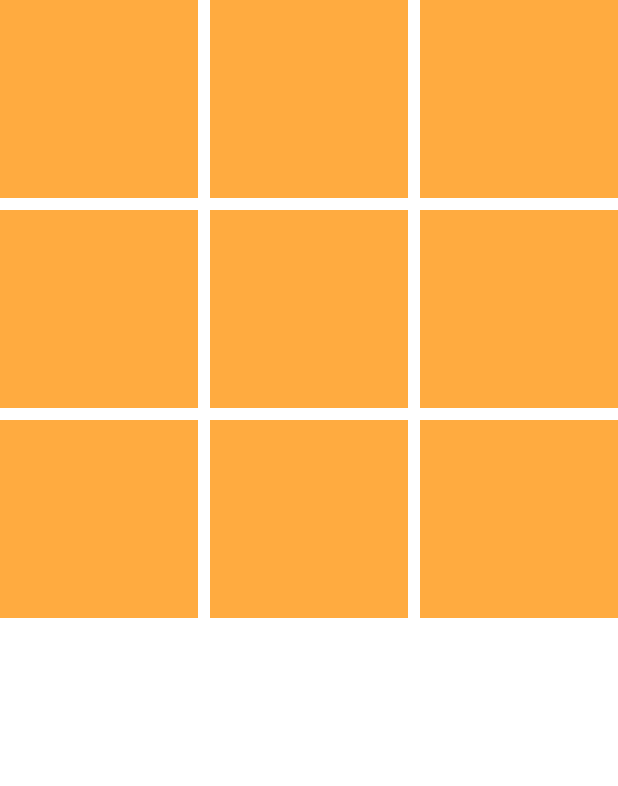
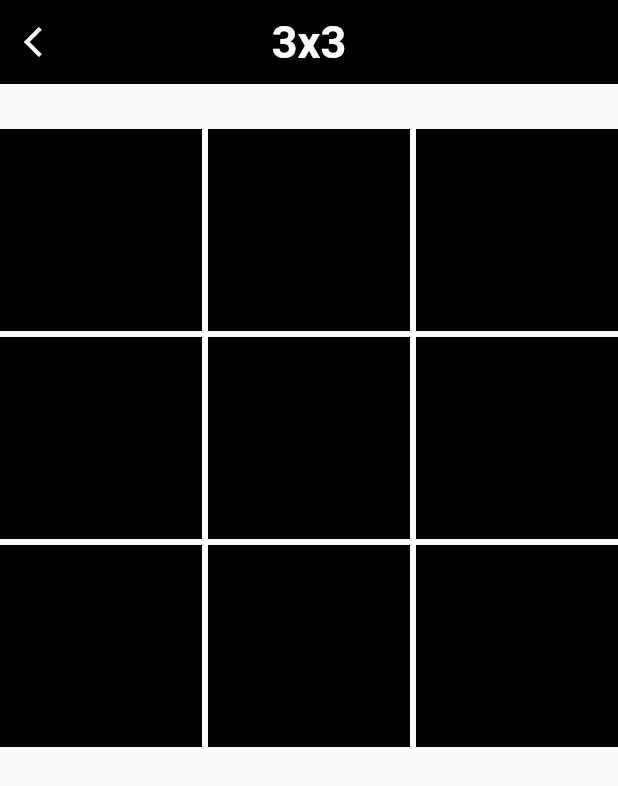
Before and after one commit to AbdulIslam001/Tic-Tac-Toe, a Flutter app: the SelectGameMode screen opened directly, after a tap on "Play", on a phone screen of 412 x 824 dp. Shown: the top 786 px of the screen. Run offline on Flutter 3.47's test engine with Material 2 defaults, Android fonts, the phone set to English and light mode, and no system bars; our stand-ins replace animated_splash_screen, carousel_slider, page_transition.

Commit message:
no message

```diff
--- a/lib/gameScreen/Board.dart
+++ b/lib/gameScreen/Board.dart
@@ -1,47 +1,97 @@
 import 'package:flutter/material.dart';
+import 'package:tic_tac_toe_game/gameScreen/SelectGameMode.dart';
 
-class Board extends StatefulWidget {
-  final int itemcount;
-  const Board({required Key key,required this.itemcount}):super(key: key);
+class BoardBoxes extends StatefulWidget {
+ final String itemcount,crossaxiscount,title;
+  const BoardBoxes({Key? key,required this.crossaxiscount,required this.itemcount,required this.title}):super(key: key);
   @override
-  _BoardState createState() => _BoardState();
+  _BoardBoxesState createState() => _BoardBoxesState();
 }
+class _BoardBoxesState extends State<BoardBoxes> {
+  late final List<List<String>> _board;
+  int tap=0;
+  @override
+  void initState() {
+    // TODO: implement initState
+    super.initState();
+    _board=List.generate(int.parse(widget.crossaxiscount), (index) => List.filled(int.parse(widget.crossaxiscount),''));
 
-class _BoardState extends State<Board> {
-  final List<List<String>> _board = List.generate(3, (_) => List.filled(3, ''));
-
+  }
   @override
   Widget build(BuildContext context) {
-    return GridView.builder(
+    return Scaffold(
+      appBar:AppBar(
+        leading:IconButton(onPressed: (){
+          showDialog(context: context, builder: (BuildContext context){
+            return AlertDialog(
+              backgroundColor: Colors.white,
+              title:const Text("Are you sure you want to exit game?"),
+              actions: <Widget>[
+                TextButton(onPressed: (){
+                  Navigator.push(context, MaterialPageRoute(builder: (BuildContext context){
+                    return const SelectGameMode();
+                  }));
+                }, child:const Text("yes",style: TextStyle(color: Colors.black,fontWeight: FontWeight.bold,fontSize: 20),)),
+              ],
+            );
+          });
+        }, icon:const Icon(Icons.arrow_back_ios,color: Colors.white,)),
+        centerTitle: true,
+        automaticallyImplyLeading: false,
+        title:
+        Text(widget.title, style: const TextStyle(color: Colors.white,fontWeight: FontWeight.bold,fontSize: 30)),elevation: 0,
+        backgroundColor: Colors.black,
+      ) ,
+      body: Column(
+        children: [
+          const SizedBox(
+            height: 30,
+          ),
+          GridView.builder(
             shrinkWrap: true,
             physics: const NeverScrollableScrollPhysics(),
-      gridDelegate: const SliverGridDelegateWithFixedCrossAxisCount(
-        crossAxisCount: 3,
-        crossAxisSpacing: 8.0,
-        mainAxisSpacing: 8.0,
+            gridDelegate: SliverGridDelegateWithFixedCrossAxisCount(
+              crossAxisCount: int.parse(widget.crossaxiscount),
+              crossAxisSpacing: 4.0,
+              mainAxisSpacing: 4.0,
             ),
-      itemCount: 9,
+            itemCount:int.parse(widget.crossaxiscount)*int.parse(widget.crossaxiscount) ,
+            //int.parse(widget.IC)
             itemBuilder: (BuildContext context, int index) {
-        int row = index ~/ 3;
-        int col = index % 3;
+              int row = index ~/ int.parse(widget.crossaxiscount);
+              int col = index % int.parse(widget.crossaxiscount);
               return GestureDetector(
                 onTap: () => _handleTap(row, col),
                 child: Container(
-            color: Colors.orangeAccent,
+                  color: Colors.black,
                   child: Center(
-              child: Text(_board[row][col]),
+                    child: Text(_board[row][col],style:const TextStyle(fontSize: 35,color: Colors.white)),
                   ),
                 ),
               );
             },
+          ),
+        ],
+      ),
     );
   }
 
   void _handleTap(int row, int col) {
+    tap++;
+    if(tap%2==0){
       if (_board[row][col] == '') {
         setState(() {
           _board[row][col] = 'X';
         });
       }
+    }else{
+      if (_board[row][col] == '') {
+        setState(() {
+          _board[row][col] = 'O';
+        });
       }
     }
+  }
+}
+
+//  const Board({required Key key,required this.itemcount,required}):super(key: key);
--- a/lib/gameScreen/Borad3x3.dart
+++ /dev/null
@@ -1,45 +0,0 @@
-import 'package:flutter/material.dart';
-
-class TicTacToeBoard extends StatefulWidget {
-  @override
-  _TicTacToeBoardState createState() => _TicTacToeBoardState();
-}
-
-class _TicTacToeBoardState extends State<TicTacToeBoard> {
-  final List<List<String>> _board = List.generate(3, (_) => List.filled(3, ''));
-
-  @override
-  Widget build(BuildContext context) {
-    return GridView.builder(
-      shrinkWrap: true,
-      physics: const NeverScrollableScrollPhysics(),
-      gridDelegate: const SliverGridDelegateWithFixedCrossAxisCount(
-        crossAxisCount: 3,
-        crossAxisSpacing: 8.0,
-        mainAxisSpacing: 8.0,
-      ),
-      itemCount: 9,
-      itemBuilder: (BuildContext context, int index) {
-        int row = index ~/ 3;
-        int col = index % 3;
-        return GestureDetector(
-          onTap: () => _handleTap(row, col),
-          child: Container(
-            color: Colors.orangeAccent,
-            child: Center(
-              child: Text(_board[row][col]),
-            ),
-          ),
-        );
-      },
-    );
-  }
-
-  void _handleTap(int row, int col) {
-    if (_board[row][col] == '') {
-      setState(() {
-        _board[row][col] = 'X';
-      });
-    }
-  }
-}
--- a/lib/gameScreen/SelectGameMode.dart
+++ b/lib/gameScreen/SelectGameMode.dart
@@ -1,9 +1,8 @@
 import 'package:carousel_slider/carousel_slider.dart';
 import 'package:flutter/material.dart';
 import 'package:tic_tac_toe_game/imagesString.dart';
-
-import 'Board6x6.dart';
-import 'Borad3x3.dart';
+import 'Board.dart';
+import 'gameEnterenceScreen.dart';
 
 
 class SelectGameMode extends StatefulWidget {
@@ -14,7 +13,7 @@ class SelectGameMode extends StatefulWidget {
 
 class _SelectGameModeState extends State<SelectGameMode> {
 
-  List<String> listitems = ["3x3", "6x6", "9x9", "11x11"];
+  List<String> listitems = ["3x3", "6x6", "9x9"];
   String selectval = "3x3";
   bool loading=false;
   @override
@@ -27,7 +26,10 @@ class _SelectGameModeState extends State<SelectGameMode> {
         backgroundColor: Colors.transparent,
         elevation: 0,
         leading: IconButton(icon:const Icon(Icons.arrow_back_ios),onPressed:(){
-          Navigator.pop(context);
+          Navigator.push(context,
+              MaterialPageRoute(builder: (BuildContext context) {
+                return const GameEntranceScreen();
+              }));
         } ),
       ),
       backgroundColor: Colors.black,
@@ -38,8 +40,8 @@ class _SelectGameModeState extends State<SelectGameMode> {
           ),
           CarouselSlider(
               items: [
-                container(Iconpic, () { print("3x3");}),
-                container(img6x6, () { print("6x6");})
+                container(Iconpic, () {}),
+                container(img6x6, () {})
               ],
               options: CarouselOptions(
                 reverse: true,
@@ -51,17 +53,6 @@ class _SelectGameModeState extends State<SelectGameMode> {
                 height: 350,
               )
           ),
-          // Container(
-          //   width: size.width*0.9,
-          //   height: size.height*0.45,
-          //   decoration:const BoxDecoration(
-          //     image: DecorationImage(
-          //       fit: BoxFit.cover,
-          //       image: AssetImage(Iconpic),
-          //     )
-          //   ),
-          // ),
-
     DropdownButton(
       hint: const Text("Select Grid"),
       isDense: true,
@@ -90,12 +81,17 @@ class _SelectGameModeState extends State<SelectGameMode> {
                 if(selectval=="3x3") {
                   Navigator.push(context,
                       MaterialPageRoute(builder: (BuildContext context) {
-                        return TicTacToeBoard();
+                        return BoardBoxes(crossaxiscount: "3", itemcount: "9",title: selectval,);
                       }));
-                }else{
+                }else if(selectval=="6x6"){
                   Navigator.push(context,
                       MaterialPageRoute(builder: (BuildContext context) {
-                        return TicTacToeBoard6x6();
+                        return BoardBoxes(crossaxiscount: "6",itemcount:"36",title: selectval,);
+                      }));
+                }else if(selectval=="9x9"){
+                  Navigator.push(context,
+                      MaterialPageRoute(builder: (BuildContext context) {
+                        return BoardBoxes(crossaxiscount:"9" ,itemcount: "81",title: selectval,);
                       }));
                 }
               }
```
Also changed, not shown: lib/gameScreen/Board6x6.dart (deleted, +0 -78 lines), lib/gameScreen/gameEnterenceScreen.dart (+7 -6 lines). Lines whose indentation alone changed are shown as unchanged.
